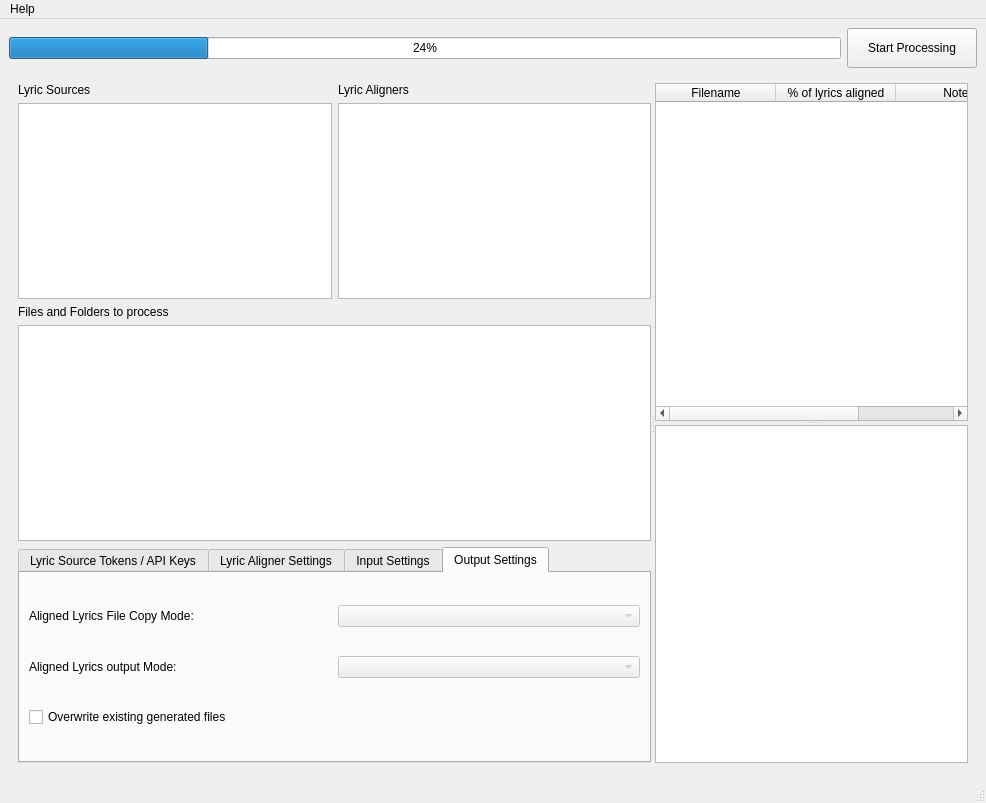
Before: the Qt Designer form resources/lyric_manager_v4.ui in Gazoo101/lyric-manager, drawn with Qt 5.
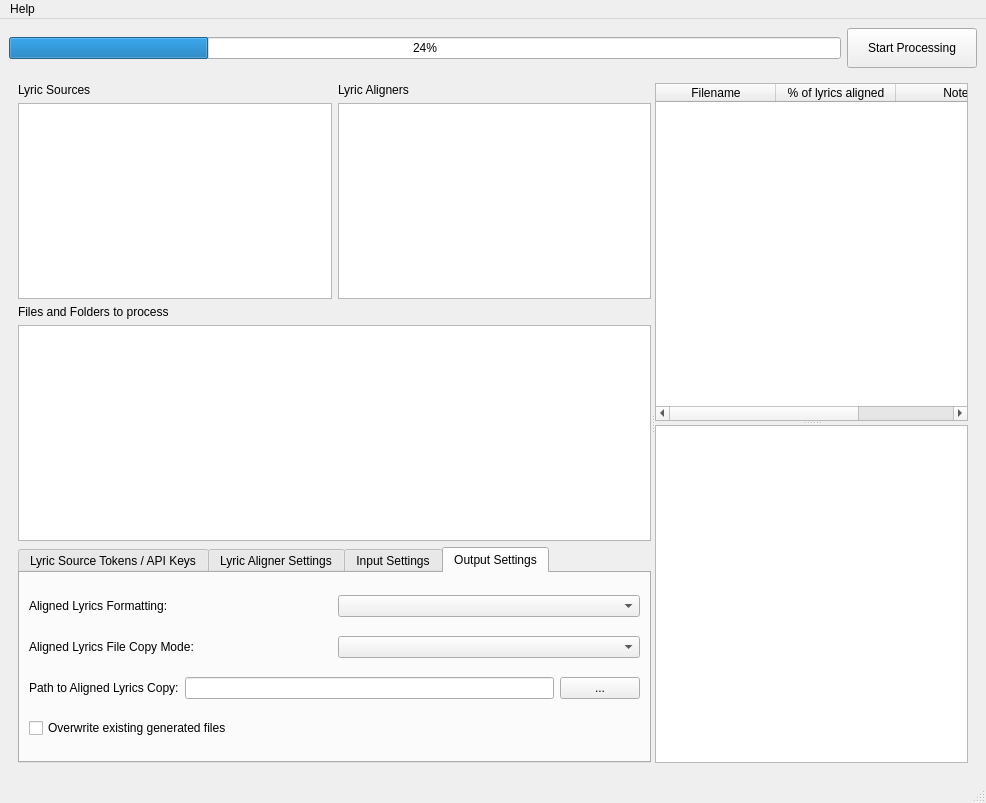
After: the same form once the commit is applied. The open tabs and pages were chosen to show the change.

Commit message: Enabled more configurations, see readme.md

The edit to the form file:
```diff
--- a/resources/lyric_manager_v4.ui
+++ b/resources/lyric_manager_v4.ui
@@ -268,6 +268,24 @@
                <string>Output Settings</string>
               </attribute>
               <layout class="QVBoxLayout" name="verticalLayout_9">
+               <item>
+                <layout class="QHBoxLayout" name="horizontalLayout_6">
+                 <item>
+                  <widget class="QLabel" name="label_9">
+                   <property name="text">
+                    <string>Aligned Lyrics Formatting:</string>
+                   </property>
+                  </widget>
+                 </item>
+                 <item>
+                  <widget class="QComboBox" name="comboBox_aligned_lyrics_output_mode">
+                   <property name="enabled">
+                    <bool>true</bool>
+                   </property>
+                  </widget>
+                 </item>
+                </layout>
+               </item>
                <item>
                 <layout class="QHBoxLayout" name="horizontalLayout_5">
                  <item>
@@ -280,25 +298,28 @@
                  <item>
                   <widget class="QComboBox" name="comboBox_file_copy_mode">
                    <property name="enabled">
-                    <bool>false</bool>
+                    <bool>true</bool>
                    </property>
                   </widget>
                  </item>
                 </layout>
                </item>
                <item>
-                <layout class="QHBoxLayout" name="horizontalLayout_6">
+                <layout class="QHBoxLayout" name="horizontalLayout_11">
                  <item>
-                  <widget class="QLabel" name="label_9">
+                  <widget class="QLabel" name="label_12">
                    <property name="text">
-                    <string>Aligned Lyrics output Mode:</string>
+                    <string>Path to Aligned Lyrics Copy:</string>
                    </property>
                   </widget>
                  </item>
                  <item>
-                  <widget class="QComboBox" name="comboBox_aligned_lyrics_output_mode">
-                   <property name="enabled">
-                    <bool>false</bool>
+                  <widget class="QLineEdit" name="lineEdit_path_to_aligned_lyrics_copy"/>
+                 </item>
+                 <item>
+                  <widget class="QPushButton" name="pushButton_set_path_to_aligned_lyrics_copy">
+                   <property name="text">
+                    <string>...</string>
                    </property>
                   </widget>
                  </item>
```
The commit also changes 6 other files.
